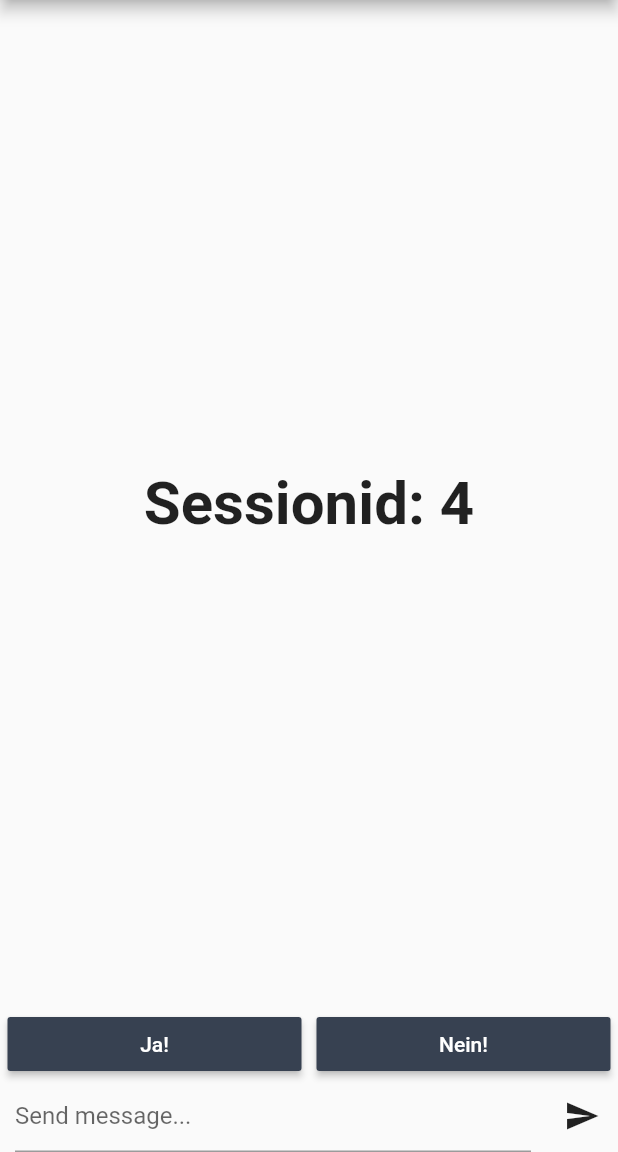
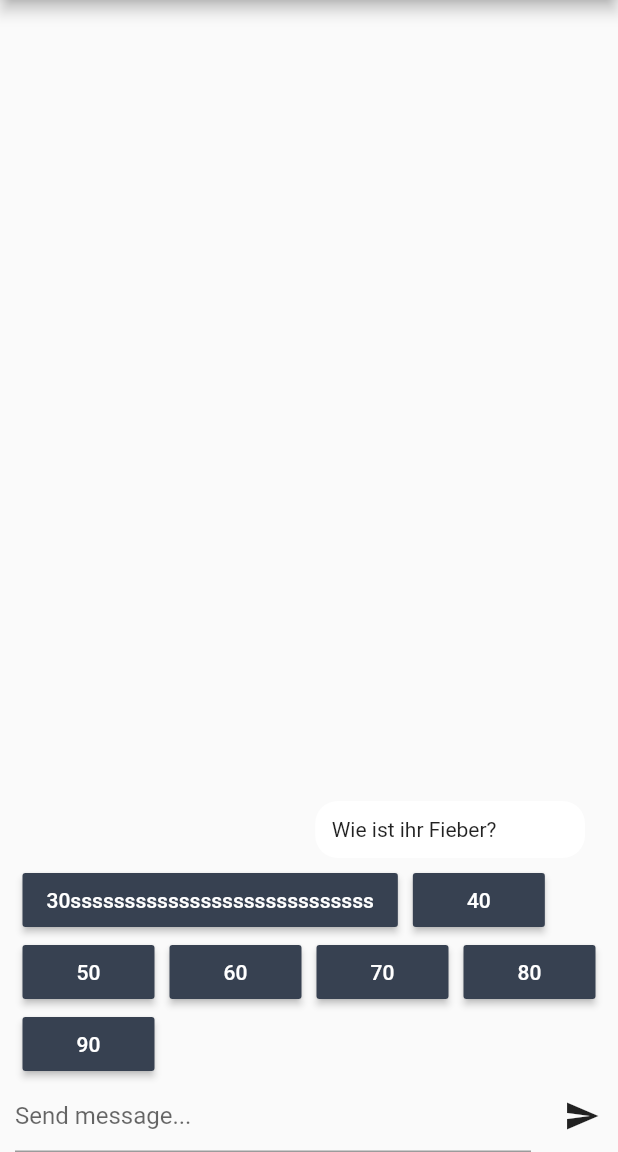
Before and after one commit to DGSDoktorUndInformation/DGSDoktorUndInformation, a Flutter app: the ArztBesuch screen opened directly, on a phone screen of 412 x 824 dp, the part 84-1236 px from its top. Run offline on Flutter 3.47's test engine with Material 2 defaults, Android fonts, the phone set to English and light mode, and no system bars; our stand-ins replace shared_preferences, video_player; accounts and stored records are empty.

Commit message:
Chatmessage with suggestions

```diff
--- a/app/lib/chat/chat.dart
+++ b/app/lib/chat/chat.dart
@@ -65,21 +65,26 @@ class ChatState extends State<Chat> {
     );
   }
 
-  Widget yesNoArea() {
-    return Row(
-      children: <Widget>[questionButton("Ja!"), questionButton("Nein!")],
-    );
+  Widget yesNoArea(List<ChatMessageModel> chatMessageModel) {
+
+    List<Widget> widgets = new List<Widget>();
+    var suggestions = chatMessageModel?.last?.suggestions;
+    suggestions?.forEach((x) => widgets.add(questionButton(x)));
+
+
+    return Wrap(
+        children: widgets
+      );
   }
 
-  Widget questionButton(text) => Expanded(
-        child: Padding(
+  Widget questionButton(text) =>
+        Padding(
           padding: const EdgeInsets.fromLTRB(5, 0, 5, 0),
           child: MaterialButton(
               color: ThemeColors.darkgrey,
               child: Text(text, style: TextStyle(color: Colors.white),),
               onPressed: () => sendMessage(text)),
-        ),
-      );
+        );
 
   @override
   Widget build(BuildContext context) {
@@ -94,7 +99,7 @@ class ChatState extends State<Chat> {
         keyboardType: TextInputType.multiline,
         decoration: InputDecoration(hintText: "Send message..."));
 
-    var streamBuilder = new StreamBuilder(
+    var streamBuilder = new StreamBuilder<List<ChatMessageModel>>(
         stream: chatBloc.outCurrentBloc,
         builder: (BuildContext context, AsyncSnapshot snapshot) {
           switch (snapshot.connectionState) {
@@ -111,13 +116,15 @@ class ChatState extends State<Chat> {
                         style: TextStyle(
                             fontWeight: FontWeight.bold, fontSize: 40)));
               } else
-                return createListView(context, snapshot);
+                return Column(children: <Widget>[
+                  Expanded(child: createListView(context, snapshot)),
+                  yesNoArea(snapshot.data),
+                ]);
           }
         });
 
     return Column(children: <Widget>[
       Expanded(child: streamBuilder),
-      yesNoArea(),
       Row(
         children: <Widget>[
           Flexible(
--- a/app/lib/chat/chatApi.dart
+++ b/app/lib/chat/chatApi.dart
@@ -13,6 +13,9 @@ class ChatApi {
   }
 
   readChats(String chatId, int page) async {
+    var chatMessageModel = ChatMessageModel.builder(chatId, "Wie ist ihr Fieber?", DateTime.now().toIso8601String());
+    chatMessageModel.suggestions = ["30ssssssssssssssssssssssssssss", "40", "50", "60", "70", "80", "90"];
+    chats.add(chatMessageModel);
     return chats;
   }
 
```
